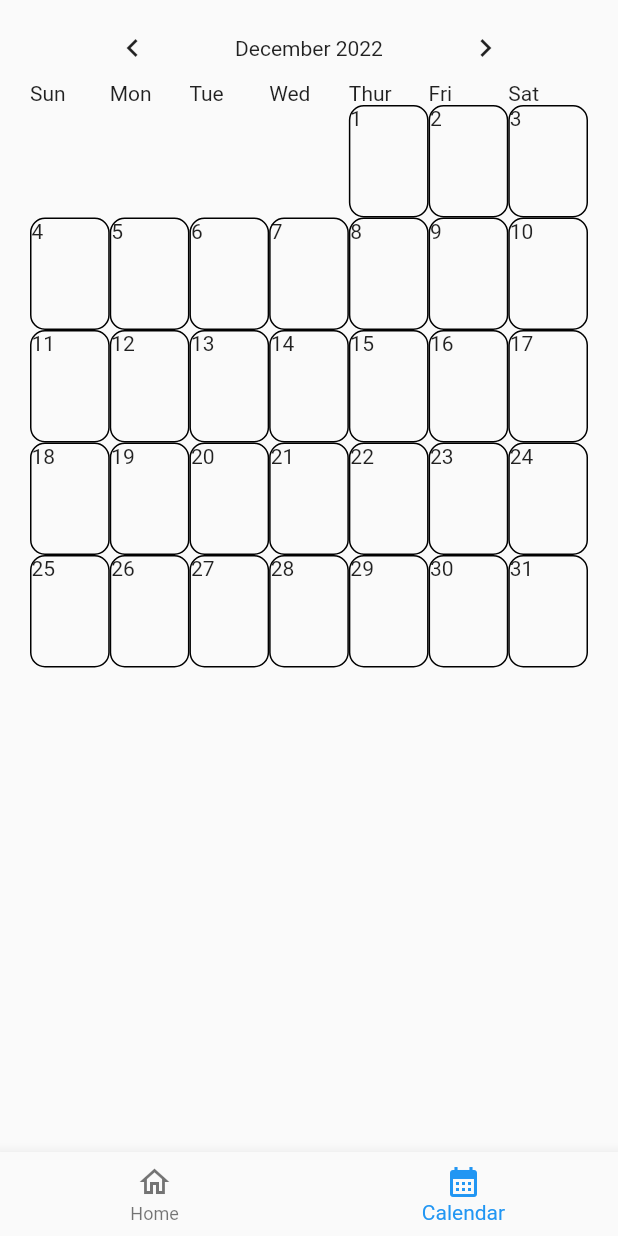
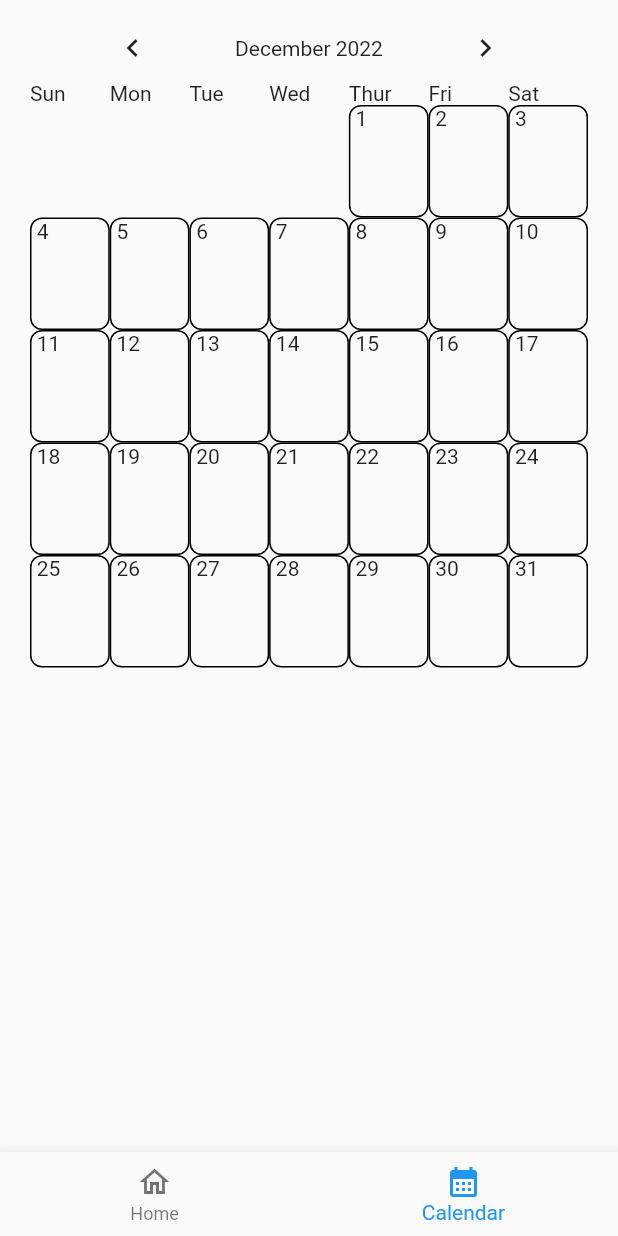
Before and after one commit to sicfran774/DayNote, a Flutter app: the screen it shows after launch, item 2 of the bottom bar chosen, on a phone screen of 412 x 824 dp. Run offline on Flutter 3.47's test engine with Material 2 defaults, Android fonts, the phone set to English and light mode, and no system bars.

Commit message:
Edited calendar cell border radius Changed number offset

```diff
--- a/lib/screens/components/calendar_builder.dart
+++ b/lib/screens/components/calendar_builder.dart
@@ -2,9 +2,9 @@ import 'package:flutter/cupertino.dart';
 import 'package:outfit_tracker/screens/components/calendar_cell.dart';
 
 class CalendarBuilder extends StatefulWidget {
-  int month;
-  int year;
-  CalendarBuilder({super.key, required this.year, required this.month});
+  final int month;
+  final int year;
+  const CalendarBuilder({super.key, required this.year, required this.month});
 
   @override
   State<CalendarBuilder> createState() => _CalendarBuilderState();
@@ -65,7 +65,6 @@ class _CalendarBuilderState extends State<CalendarBuilder> {
   }
 
   int _calculateNumWeeks() {
-    print("weekday: ${_startWeekday}");
     if (_daysInMonth + _startWeekday - 1 >= 35 && _startWeekday != 7) {
       return 6;
     } else if (_daysInMonth + _startWeekday - 1 > 28) {
--- a/lib/screens/components/calendar_cell.dart
+++ b/lib/screens/components/calendar_cell.dart
@@ -4,10 +4,10 @@ const double width = 50;
 const double height = 75;
 
 class CalendarCell extends StatelessWidget {
-  int day;
-  bool visible;
+  final int day;
+  final bool visible;
 
-  CalendarCell({required this.day, required this.visible});
+  const CalendarCell({super.key, required this.day, required this.visible});
   @override
   Widget build(BuildContext context) {
     if (visible) {
@@ -16,9 +16,9 @@ class CalendarCell extends StatelessWidget {
           height: height,
           decoration: BoxDecoration(
             border: Border.all(),
-            borderRadius: BorderRadius.circular(10),
+            borderRadius: BorderRadius.circular(8),
           ),
-          child: Text(day.toString()));
+          child: Text(" ${day.toString()}"));
     } else {
       return const SizedBox(width: width, height: height);
     }
```
